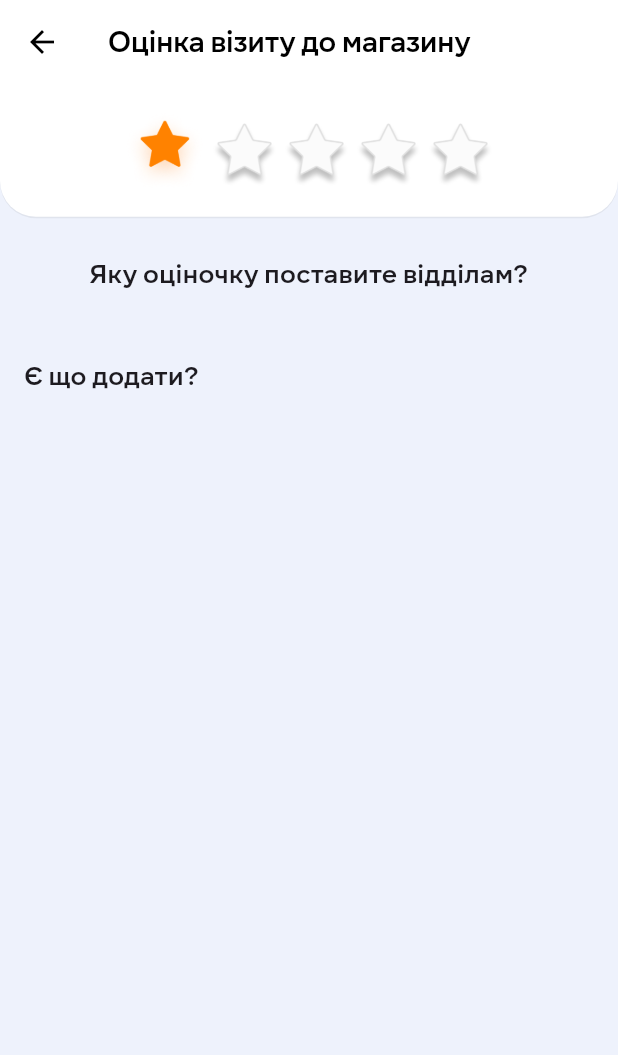
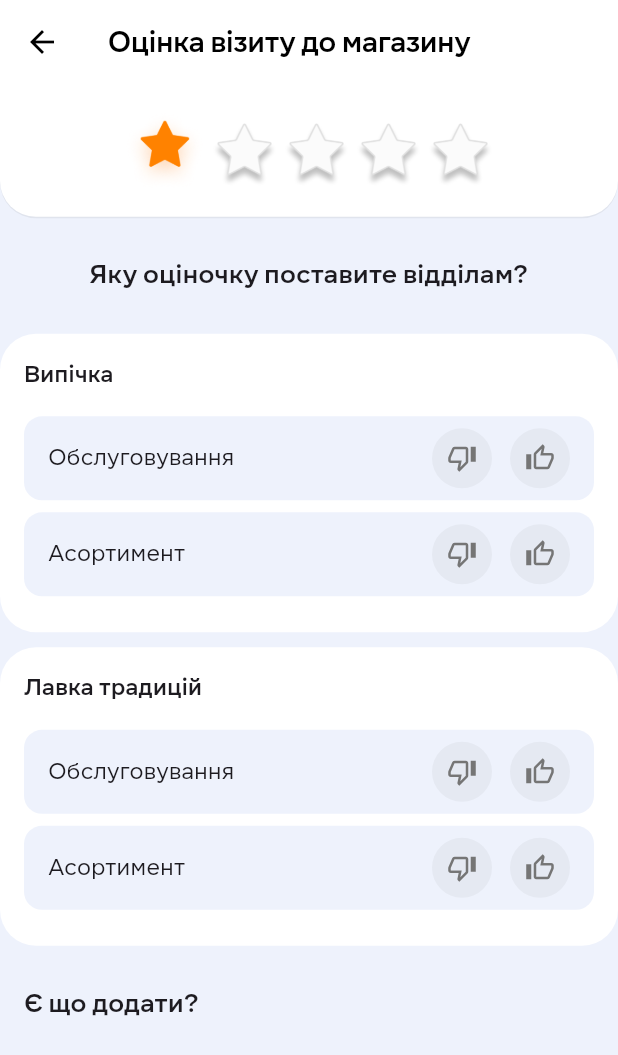
Before and after one commit to nazarenkodima/flutter_learning_journey, a Flutter app: the Forms screen opened directly, on a phone screen of 412 x 824 dp. Shown: the top 1055 px of the screen. Run offline on Flutter 3.47's test engine with Material 3 defaults, Android fonts, the phone set to English and light mode, and no system bars.

Commit message:
feat: add DepartmentCard, ServiceRating

```diff
--- /dev/null
+++ b/lib/lesson_12/department_card.dart
@@ -0,0 +1,55 @@
+import 'package:flutter/material.dart';
+import 'package:flutter_learning_journey/lesson_12/service_rating.dart';
+
+enum Vote { none, down, up }
+
+class Department {
+  Department({required this.title, required this.items, required this.votes});
+
+  final String title;
+  final List<String> items;
+  final List<Vote> votes;
+}
+
+class DepartmentCard extends StatelessWidget {
+  const DepartmentCard({
+    super.key,
+    required this.department,
+    required this.onVoteChanged,
+  });
+
+  final Department department;
+  final void Function(int index, Vote vote) onVoteChanged;
+
+  @override
+  Widget build(BuildContext context) {
+    return Container(
+      padding: const EdgeInsets.all(16),
+      decoration: const BoxDecoration(
+        color: Colors.white,
+        borderRadius: BorderRadius.all(Radius.circular(24)),
+      ),
+      child: Column(
+        crossAxisAlignment: CrossAxisAlignment.start,
+        children: [
+          Padding(
+            padding: const EdgeInsets.only(bottom: 16),
+            child: Text(
+              department.title,
+              style: const TextStyle(fontSize: 16, fontWeight: FontWeight.w600),
+            ),
+          ),
+          for (var i = 0; i < department.items.length; i++)
+            Padding(
+              padding: const EdgeInsets.only(bottom: 8),
+              child: ServiceRating(
+                label: department.items[i],
+                vote: department.votes[i],
+                onChanged: (vote) => onVoteChanged(i, vote),
+              ),
+            ),
+        ],
+      ),
+    );
+  }
+}
--- a/lib/lesson_12/homework_12.dart
+++ b/lib/lesson_12/homework_12.dart
@@ -1,4 +1,5 @@
 import 'package:flutter/material.dart';
+import 'package:flutter_learning_journey/lesson_12/department_card.dart';
 import 'package:flutter_learning_journey/lesson_12/rating_card.dart';
 import 'package:flutter_learning_journey/lesson_12/section_title.dart';
 
@@ -12,6 +13,19 @@ class Forms extends StatefulWidget {
 //
 class _FormsState extends State<Forms> {
   int _rating = 0;
+
+  final List<Department> _departments = [
+    Department(
+      title: 'Випічка',
+      items: ['Обслуговування', 'Асортимент'],
+      votes: [Vote.none, Vote.none],
+    ),
+    Department(
+      title: 'Лавка традицій',
+      items: ['Обслуговування', 'Асортимент'],
+      votes: [Vote.none, Vote.none],
+    ),
+  ];
 
   @override
   Widget build(BuildContext context) {
@@ -36,6 +50,14 @@ class _FormsState extends State<Forms> {
               }),
             ),
             SectionTitle(title: 'Яку оціночку поставите відділам?'),
+            ..._departments.map((department) {
+              return DepartmentCard(
+                department: department,
+                onVoteChanged: (index, vote) => setState(() {
+                  department.votes[index] = vote;
+                }),
+              );
+            }),
             SectionTitle(title: 'Є що додати?', position: .left),
           ],
         ),
--- /dev/null
+++ b/lib/lesson_12/service_rating.dart
@@ -0,0 +1,75 @@
+import 'package:flutter/material.dart';
+import 'package:flutter_learning_journey/lesson_12/department_card.dart';
+
+class ServiceRating extends StatelessWidget {
+  const ServiceRating({
+    super.key,
+    required this.label,
+    required this.vote,
+    required this.onChanged,
+  });
+
+  final String label;
+  final Vote vote;
+  final ValueChanged<Vote> onChanged;
+
+  @override
+  Widget build(BuildContext context) {
+    return Container(
+      padding: const EdgeInsets.symmetric(vertical: 8, horizontal: 16),
+      decoration: BoxDecoration(
+        color: const Color(0xFFEEF2FC),
+        borderRadius: BorderRadius.circular(12),
+      ),
+      child: Row(
+        children: [
+          Expanded(
+            child: Text(
+              label,
+              style: const TextStyle(fontSize: 16, fontWeight: .w400),
+            ),
+          ),
+          GestureDetector(
+            onTap: () => onChanged(Vote.down),
+            child: Container(
+              width: 40,
+              height: 40,
+              decoration: BoxDecoration(
+                color: vote == Vote.down
+                    ? const Color(0xFF2358D1)
+                    : const Color(0xFFE5E9F2),
+                borderRadius: BorderRadius.circular(32),
+              ),
+              child: Icon(
+                vote == Vote.down
+                    ? Icons.thumb_down_alt
+                    : Icons.thumb_down_alt_outlined,
+                size: 20,
+                color: vote == Vote.down ? Colors.white : Colors.grey.shade600,
+              ),
+            ),
+          ),
+          const SizedBox(width: 12),
+          GestureDetector(
+            onTap: () => onChanged(Vote.up),
+            child: Container(
+              width: 40,
+              height: 40,
+              decoration: BoxDecoration(
+                color: vote == Vote.up
+                    ? const Color(0xFF2358D1)
+                    : const Color(0xFFE5E9F2),
+                borderRadius: BorderRadius.circular(32),
+              ),
+              child: Icon(
+                vote == Vote.up ? Icons.thumb_up : Icons.thumb_up_alt_outlined,
+                size: 20,
+                color: vote == Vote.up ? Colors.white : Colors.grey.shade600,
+              ),
+            ),
+          ),
+        ],
+      ),
+    );
+  }
+}
```
